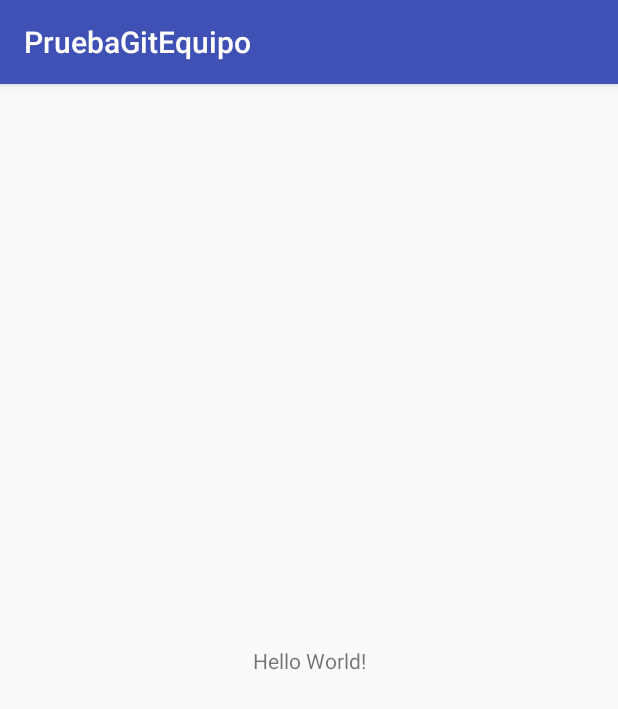
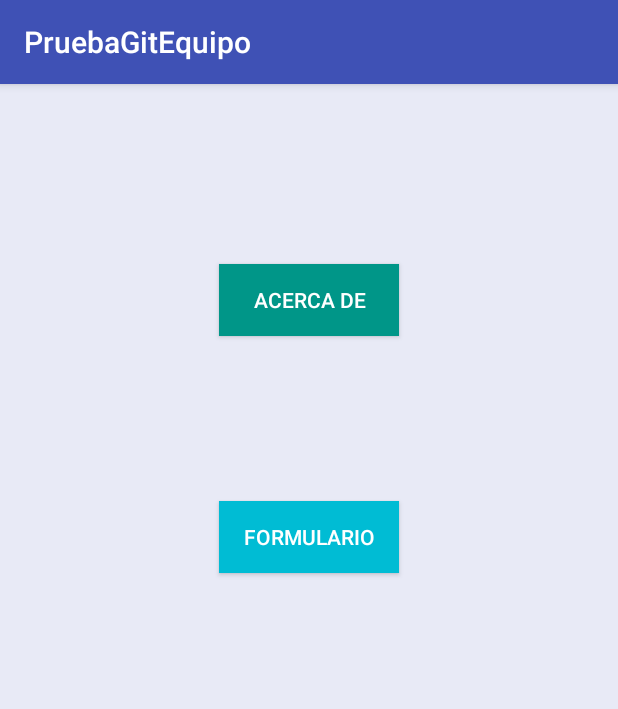
Before and after one commit to BeaterGirl/PruebGitEquipo, an Android app: the screen it shows after launch (MainActivity), on a phone screen of 412 x 824 dp. Shown: the top 709 px of the screen. Run offline under Robolectric (Android 15) with nearby library versions, the phone set to English and light mode, and no system bars.

Commit message:
Pantalla Principal

```diff
--- a/app/build.gradle
+++ b/app/build.gradle
@@ -25,4 +25,5 @@ dependencies {
     testImplementation 'junit:junit:4.12'
     androidTestImplementation 'com.android.support.test:runner:1.0.1'
     androidTestImplementation 'com.android.support.test.espresso:espresso-core:3.0.1'
+
 }
--- a/app/src/main/java/com/example/amartineza/pruebagitequipo/MainActivity.java
+++ b/app/src/main/java/com/example/amartineza/pruebagitequipo/MainActivity.java
@@ -2,6 +2,8 @@ package com.example.amartineza.pruebagitequipo;
 
 import android.support.v7.app.AppCompatActivity;
 import android.os.Bundle;
+import android.view.View;
+import android.widget.Button;
 
 public class MainActivity extends AppCompatActivity {
 
@@ -10,6 +12,22 @@ public class MainActivity extends AppCompatActivity {
         super.onCreate(savedInstanceState);
         setContentView(R.layout.activity_main);
 
+        Button btnGoAcercaDe = (Button)findViewById(R.id.btn_go_Acercade);
+        Button btnGoForm = (Button)findViewById(R.id.btn_go_Formulario);
+
+        btnGoAcercaDe.setOnClickListener(new View.OnClickListener() {
+            @Override
+            public void onClick(View view) {
+
+            }
+        });
+
+        btnGoForm.setOnClickListener(new View.OnClickListener() {
+            @Override
+            public void onClick(View view) {
+
+            }
+        });
 
 
     }
--- a/app/src/main/res/layout/activity_main.xml
+++ b/app/src/main/res/layout/activity_main.xml
@@ -4,15 +4,32 @@
     xmlns:tools="http://schemas.android.com/tools"
     android:layout_width="match_parent"
     android:layout_height="match_parent"
+    android:background="@color/background_activity"
     tools:context="com.example.amartineza.pruebagitequipo.MainActivity">
 
-    <TextView
-        android:layout_width="wrap_content"
+    <Button
+        android:id="@+id/btn_go_Acercade"
+        android:text="Acerca De"
+        android:layout_width="120dp"
         android:layout_height="wrap_content"
-        android:text="Hello World!"
-        app:layout_constraintBottom_toBottomOf="parent"
-        app:layout_constraintLeft_toLeftOf="parent"
-        app:layout_constraintRight_toRightOf="parent"
-        app:layout_constraintTop_toTopOf="parent" />
+        app:layout_constraintTop_toTopOf="parent"
+        android:layout_marginTop="120dp"
+        android:textColor="@color/texto_btn_activity"
+        android:background="@color/color_acercade_activity"
+        app:layout_constraintStart_toStartOf="parent"
+        app:layout_constraintEnd_toEndOf="parent"/>
+
+    <Button
+        android:id="@+id/btn_go_Formulario"
+        android:text="Formulario"
+        android:background="@color/color_form_activity"
+        android:textColor="@color/texto_btn_activity"
+        android:layout_width="120dp"
+        android:layout_height="wrap_content"
+        android:layout_marginTop="110dp"
+        app:layout_constraintStart_toStartOf="parent"
+        app:layout_constraintEnd_toEndOf="parent"
+        app:layout_constraintTop_toBottomOf="@+id/btn_go_Acercade"/>
+
 
 </android.support.constraint.ConstraintLayout>
--- a/app/src/main/res/values/colors.xml
+++ b/app/src/main/res/values/colors.xml
@@ -3,4 +3,10 @@
     <color name="colorPrimary">#3F51B5</color>
     <color name="colorPrimaryDark">#303F9F</color>
     <color name="colorAccent">#FF4081</color>
+
+    <!-- Colores Activity Main-->
+    <color name="color_acercade_activity">#009688</color>
+    <color name="texto_btn_activity">#FFFFFF</color>
+    <color name="color_form_activity">#00BCD4</color>
+    <color name="background_activity">#E8EAF6</color>
 </resources>
```
